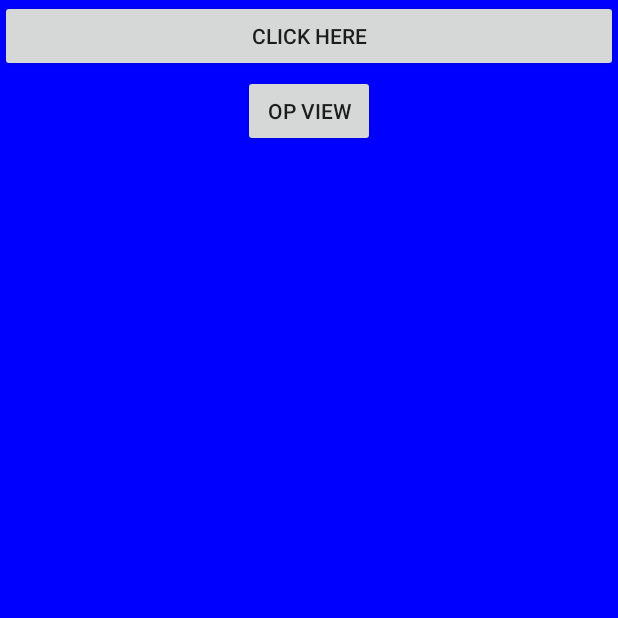
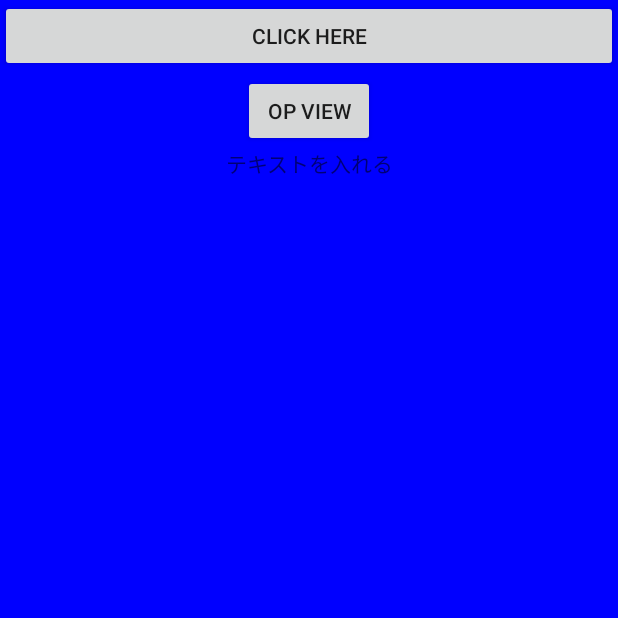
Before and after one commit to UenoNoOmawarisan/DTICnew, an Android app: the screen it shows after launch (MainActivity), on a phone screen of 412 x 824 dp, the top half of it. Run offline under Robolectric (Android 15) with nearby library versions, the phone set to English and light mode, and no system bars.

```diff
--- a/app/src/main/res/layout/op.xml
+++ b/app/src/main/res/layout/op.xml
@@ -15,4 +15,12 @@
         android:layout_gravity="center_horizontal"
         android:text="OP view"/>
 
+    <TextView
+        android:layout_width="match_parent"
+        android:layout_height="wrap_content"
+        android:layout_centerInParent="true"
+        android:gravity="center"
+        android:text="テキストを入れる"
+        android:textAlignment="center" />
+
 </LinearLayout>
```
Also changed, not shown: app/src/main/java/jp/ac/shohoku/s18b706/ueno/dtic/MainActivity.java (+16 -4 lines), app/src/main/res/layout/stroking.xml (deleted, +0 -15 lines), 1 other file.
